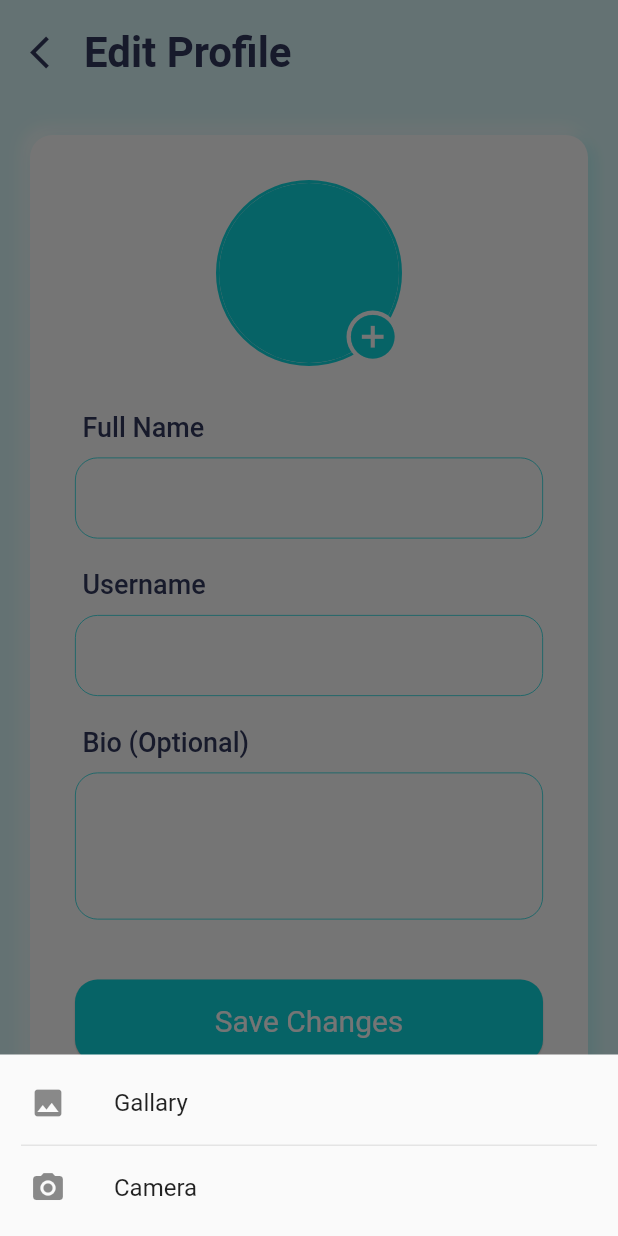
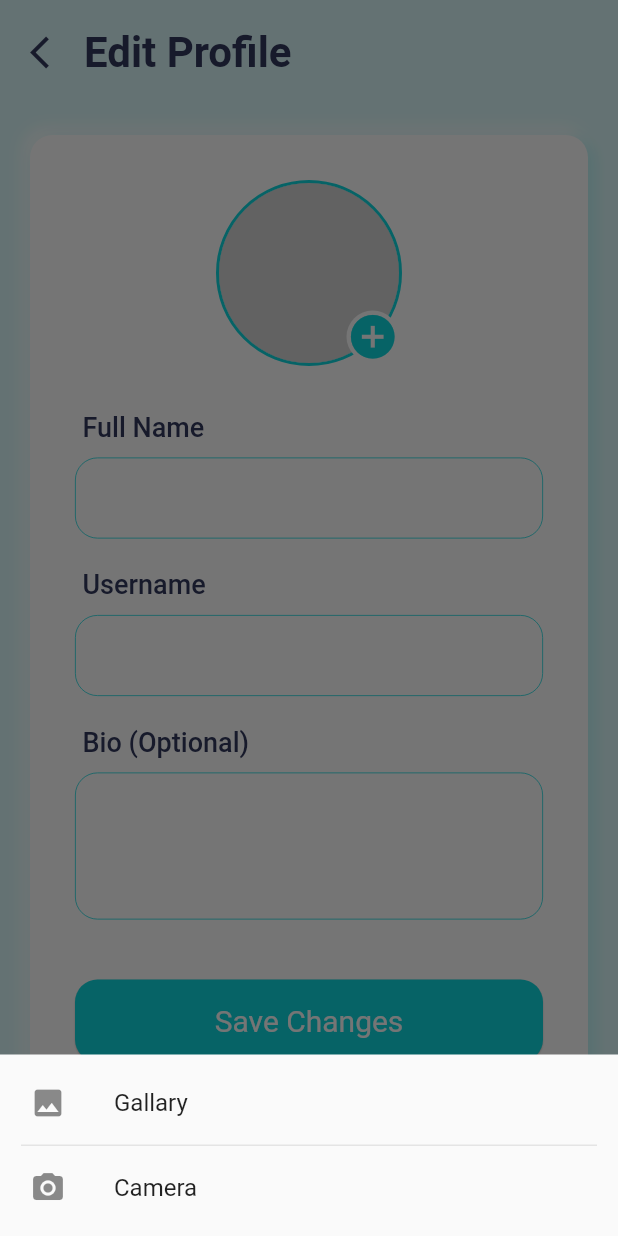
Before and after one commit to JayeshPatil18/GHR-Incog, a Flutter app: the EditProfile screen opened by its route, after a tap on the "add circle" icon, on a phone screen of 412 x 824 dp. Run offline on Flutter 3.47's test engine with Material 2 defaults, Android fonts, the phone set to English and light mode, and no system bars; drawn by our look-alikes of fancy_shimmer_image; our stand-ins replace bloc, cloud_firestore, country_code_picker, firebase_auth, firebase_core, firebase_storage and 8 more; missing offline and left inert: currency_picker; accounts and stored records are empty.

Commit message:
FInal commit

```diff
--- a/lib/features/reviews/presentation/pages/edit_profile.dart
+++ b/lib/features/reviews/presentation/pages/edit_profile.dart
@@ -1,13 +1,16 @@
 import 'dart:io';
 
+import 'package:fancy_shimmer_image/fancy_shimmer_image.dart';
 import 'package:flutter/material.dart';
 import 'package:image_picker/image_picker.dart';
+import 'package:shimmer/shimmer.dart';
 
 import '../../../../constants/boarder.dart';
 import '../../../../constants/color.dart';
 import '../../../../constants/cursor.dart';
 import '../../../../constants/elevation.dart';
 import '../../../../utils/fonts.dart';
+import '../widgets/image_shimmer.dart';
 import '../widgets/shadow.dart';
 
 class EditProfile extends StatefulWidget {
@@ -199,8 +202,10 @@ File? _selectedImage;
                                 radius: 60,
                               ) :
                         CircleAvatar(
-                                backgroundImage: NetworkImage('https://media.wired.com/photos/5c57c3e3ce277c2cb23d575b/1:1/w_1666,h_1666,c_limit/Culture_Facebook_TheSocialNetwork.jpg'),
                                 radius: 60,
+                          child: ClipOval(
+                            child: CustomImageShimmer(imageUrl: 'https://media.wired.com/photos/5c57c3e3ce277c2cb23d575b/1:1/w_1666,h_1666,c_limit/Culture_Facebook_TheSocialNetwork.jpg', width: double.infinity, height: double.infinity, fit: BoxFit.cover)
+                          )
                               ),
                         Positioned(
                           bottom: 0,
--- /dev/null
+++ b/lib/features/reviews/presentation/widgets/image_shimmer.dart
@@ -0,0 +1,24 @@
+import 'package:fancy_shimmer_image/fancy_shimmer_image.dart';
+import 'package:flutter/material.dart';
+
+class CustomImageShimmer extends StatelessWidget {
+  final String imageUrl;
+  final double height;
+  final double width;
+  final BoxFit fit;
+  const CustomImageShimmer({super.key, required this.imageUrl, required this.height, required this.width, required this.fit});
+
+  @override
+  Widget build(BuildContext context) {
+    return FancyShimmerImage(
+      boxFit: fit,
+      width: width,
+      height: height,
+      shimmerBaseColor: Color(0xFFe4e4e4),
+      shimmerHighlightColor: Color(0xFFCDCDCD),
+      shimmerBackColor:
+      Color.fromARGB(255, 243, 243, 243),
+      imageUrl: imageUrl,
+    );
+  }
+}
--- a/lib/features/reviews/presentation/widgets/user_model.dart
+++ b/lib/features/reviews/presentation/widgets/user_model.dart
@@ -7,6 +7,7 @@ import 'package:review_app/features/reviews/presentation/widgets/shadow.dart';
 
 import '../../../../utils/fonts.dart';
 import '../../../../utils/methods.dart';
+import 'image_shimmer.dart';
 
 class UserModel extends StatefulWidget {
 
@@ -56,8 +57,10 @@ class _UserModelState extends State<UserModel> {
                                 backgroundImage: AssetImage("assets/icons/user.png"),
                                 radius: 40,
                               ) : CircleAvatar(
-                                backgroundImage: NetworkImage(widget.profileUrl),
                                 radius: 40,
+                                child: ClipOval(
+                                    child: CustomImageShimmer(imageUrl: widget.profileUrl, width: double.infinity, height: double.infinity, fit: BoxFit.cover)
+                                ),
                               )
                             ),
                             SizedBox(width: 20),
--- a/lib/features/reviews/presentation/widgets/user_profile_model.dart
+++ b/lib/features/reviews/presentation/widgets/user_profile_model.dart
@@ -6,6 +6,7 @@ import 'package:review_app/features/reviews/presentation/widgets/shadow.dart';
 import '../../../../constants/color.dart';
 import '../../../../utils/fonts.dart';
 import '../../../../utils/methods.dart';
+import 'image_shimmer.dart';
 
 class UserProfileModel extends StatefulWidget {
 
@@ -59,9 +60,10 @@ class _UserProfileModelState extends State<UserProfileModel> {
                                   backgroundImage: AssetImage("assets/icons/user.png"),
                                   radius: 50,
                                 ) : CircleAvatar(
-                                  backgroundImage: NetworkImage(
-                                      widget.profileUrl),
                                   radius: 50,
+                                  child: ClipOval(
+                                      child: CustomImageShimmer(imageUrl: widget.profileUrl, width: double.infinity, height: double.infinity, fit: BoxFit.cover)
+                                  ),
                                 )),
                             Container(
                               margin: EdgeInsets.only(left: 20),
```
Also changed, not shown: lib/features/reviews/presentation/pages/home.dart (+6 -3 lines), lib/features/reviews/presentation/widgets/review_model.dart (+2 -10 lines).
